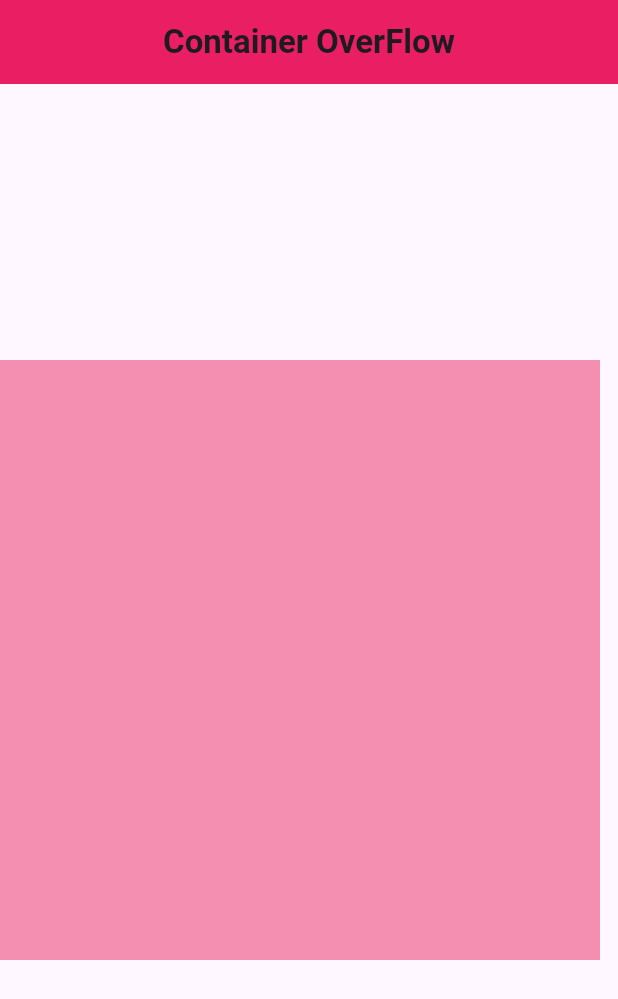
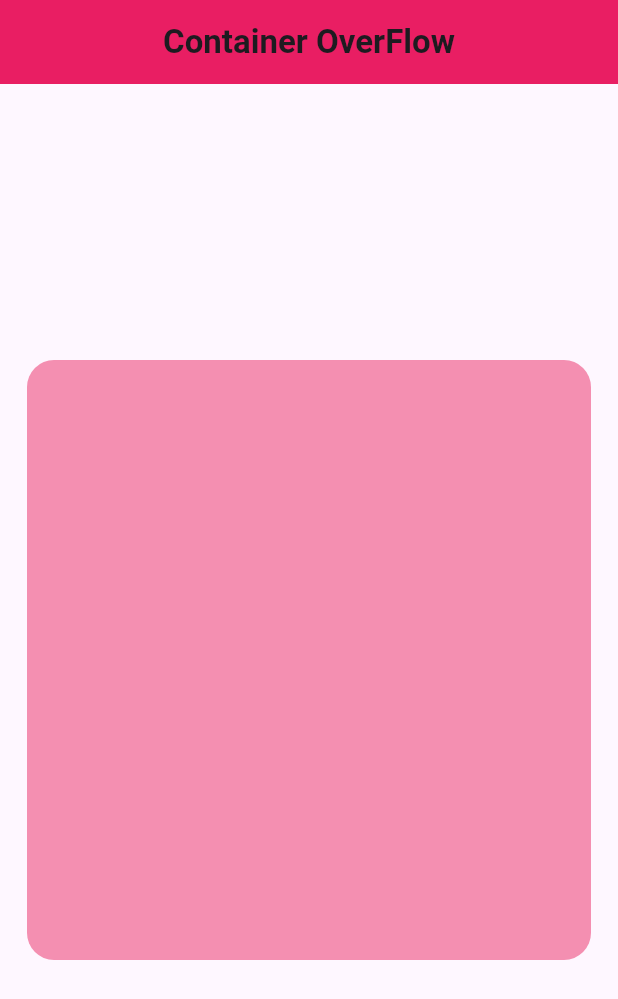
Before and after one commit to sohasara/Container-Overflow, a Flutter app: the screen it shows after launch, on a phone screen of 412 x 824 dp. Shown: the top 999 px of the screen. Run offline on Flutter 3.47's test engine with Material 3 defaults, Android fonts, the phone set to English and light mode, and no system bars.

Commit message:
add padding

```diff
--- a/lib/overflow.dart
+++ b/lib/overflow.dart
@@ -16,7 +16,9 @@ class OverFlow extends StatelessWidget {
           ),
         ),
       ),
-      body: Column(
+      body: Padding(
+        padding: const EdgeInsets.all(18.0),
+        child: Column(
           mainAxisAlignment: MainAxisAlignment.center,
           children: [
             Container(
@@ -24,10 +26,12 @@ class OverFlow extends StatelessWidget {
               width: 400,
               decoration: BoxDecoration(
                 color: Colors.pink[200],
+                borderRadius: BorderRadius.circular(18),
               ),
             ),
           ],
         ),
+      ),
     );
   }
 }
```
Lines whose indentation alone changed are shown as unchanged.
